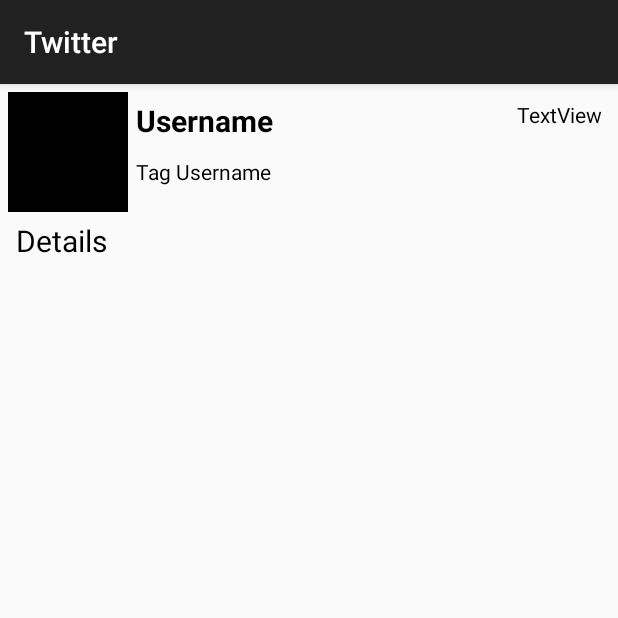
After one commit to jaynicka-arrieta/Twitter, an Android app: the DetailsActivity screen opened directly, with no data from a screen before it, on a phone screen of 412 x 824 dp, the top half of it. The commit adds this screen. Run offline under Robolectric (Android 15) with nearby library versions, the phone set to English and light mode, and no system bars; libraries missing offline, so code that uses them is left out: jp.wasabeef.glide, org.parceler; pictures from the network do not load; 6 statements that could not run were skipped.

Commit message:
added DetailActivity that shows name, @username, tweet, and profile image.

```diff
--- a/app/build.gradle
+++ b/app/build.gradle
@@ -50,5 +50,7 @@ dependencies {
     implementation 'com.facebook.stetho:stetho:1.5.0'
     implementation 'com.android.support:recyclerview-v7:27.1.0'
     implementation 'jp.wasabeef:glide-transformations:3.3.0'
+    implementation 'org.parceler:parceler-api:1.1.6'
+    annotationProcessor 'org.parceler:parceler:1.1.6'
 
 }
--- a/app/src/main/AndroidManifest.xml
+++ b/app/src/main/AndroidManifest.xml
@@ -34,7 +34,8 @@
             </intent-filter>
         </activity>
         <activity android:name=".TimelineActivity" />
-        <activity android:name=".ComposeActivity"></activity>
+        <activity android:name=".ComposeActivity" />
+        <activity android:name=".DetailsActivity"></activity>
     </application>
 
 </manifest>
--- /dev/null
+++ b/app/src/main/java/com/codepath/apps/restclienttemplate/DetailsActivity.java
@@ -0,0 +1,78 @@
+package com.codepath.apps.restclienttemplate;
+
+import android.annotation.TargetApi;
+import android.icu.text.SimpleDateFormat;
+import android.os.Build;
+import android.os.Bundle;
+import android.support.annotation.RequiresApi;
+import android.support.v7.app.AppCompatActivity;
+import android.text.format.DateUtils;
+import android.widget.ImageView;
+import android.widget.TextView;
+
+import com.codepath.apps.restclienttemplate.models.Tweet;
+
+import org.parceler.Parcels;
+
+import java.util.Locale;
+
+import jp.wasabeef.glide.transformations.RoundedCornersTransformation;
+
+public class DetailsActivity extends AppCompatActivity {
+
+    Tweet tweet;
+    ImageView ivProfilePic;
+    TextView tvUsername;
+    TextView tvTagUsername;
+    TextView tvDetails;
+    TextView tvTimeStamp;
+
+    //String time;
+
+
+    @TargetApi(Build.VERSION_CODES.N)
+    @RequiresApi(api = Build.VERSION_CODES.N)
+    @Override
+    protected void onCreate(Bundle savedInstanceState) {
+        super.onCreate(savedInstanceState);
+        setContentView(R.layout.activity_details);
+
+        ivProfilePic = (ImageView) findViewById(R.id.ivProfilePic);
+        tvUsername = (TextView) findViewById(R.id.tvUsername);
+        tvTagUsername = (TextView) findViewById(R.id.tvTagUsername);
+        tvDetails = (TextView) findViewById(R.id.tvDetails);
+        tvTimeStamp = (TextView) findViewById(R.id.tvTimeStamp);
+
+        tweet = (Tweet) Parcels.unwrap(getIntent().getParcelableExtra(Tweet.class.getSimpleName()));
+        //time = getRelativeTimeAgo(tweet.createdAt);
+        tvUsername.setText(tweet.user.name);
+        tvTagUsername.setText("@" + tweet.user.screenName);
+        tvDetails.setText(tweet.body);
+        tvTimeStamp.setText(getRelativeTimeAgo(tweet.createdAt));
+
+        GlideApp.with(getApplicationContext())
+                .load(tweet.user.profileImageUrl)
+                .transform(new RoundedCornersTransformation(15, 0))
+                .into(ivProfilePic);
+
+    }
+
+    @RequiresApi(api = Build.VERSION_CODES.N)
+    public String getRelativeTimeAgo(String rawJsonDate) {
+        String twitterFormat = "EEE MMM dd HH:mm:ss ZZZZZ yyyy";
+        SimpleDateFormat sf = new SimpleDateFormat(twitterFormat, Locale.ENGLISH);
+        sf.setLenient(true);
+
+        String relativeDate = "";
+        try {
+            long dateMillis = sf.parse(rawJsonDate).getTime();
+            relativeDate = DateUtils.getRelativeTimeSpanString(dateMillis,
+                    System.currentTimeMillis(), DateUtils.SECOND_IN_MILLIS).toString();
+        }
+        catch (java.text.ParseException e) {
+            e.printStackTrace();
+        }
+
+        return relativeDate;
+    }
+}
--- a/app/src/main/java/com/codepath/apps/restclienttemplate/TwitterClient.java
+++ b/app/src/main/java/com/codepath/apps/restclienttemplate/TwitterClient.java
@@ -49,8 +49,9 @@ public class TwitterClient extends OAuthBaseClient {
 		String apiUrl = getApiUrl("statuses/home_timeline.json");
 		// Can specify query string params directly or through RequestParams.
 		RequestParams params = new RequestParams();
-		params.put("count", 25);
+		params.put("count", 500);
 		params.put("since_id", 1);
+		params.put("tweet_mode", "extended");
 		client.get(apiUrl, params, handler);
 	}
 
--- a/app/src/main/java/com/codepath/apps/restclienttemplate/models/Tweet.java
+++ b/app/src/main/java/com/codepath/apps/restclienttemplate/models/Tweet.java
@@ -2,10 +2,13 @@ package com.codepath.apps.restclienttemplate.models;
 
 import org.json.JSONException;
 import org.json.JSONObject;
+import org.parceler.Parcel;
 
+@Parcel
 public class Tweet {
 
     public String body;
+    //public String fullBody;
     public  long uid; //database ID for the tweet
     public User user;
     public String createdAt;
@@ -15,7 +18,8 @@ public class Tweet {
         Tweet tweet = new Tweet();
 
         //extract all the values from JSON
-        tweet.body = jsonObject.getString("text");
+        //tweet.fullBody = jsonObject.getString();
+        tweet.body = jsonObject.getString("full_text");
         tweet.uid = jsonObject.getLong("id");
         tweet.createdAt = jsonObject.getString("created_at");
         tweet.user = User.fromJSON(jsonObject.getJSONObject("user"));
--- a/app/src/main/java/com/codepath/apps/restclienttemplate/models/User.java
+++ b/app/src/main/java/com/codepath/apps/restclienttemplate/models/User.java
@@ -2,7 +2,9 @@ package com.codepath.apps.restclienttemplate.models;
 
 import org.json.JSONException;
 import org.json.JSONObject;
+import org.parceler.Parcel;
 
+@Parcel
 public class User {
     //list attributes
     public String name;
--- /dev/null
+++ b/app/src/main/res/layout/activity_details.xml
@@ -0,0 +1,60 @@
+<?xml version="1.0" encoding="utf-8"?>
+<RelativeLayout xmlns:android="http://schemas.android.com/apk/res/android"
+    xmlns:app="http://schemas.android.com/apk/res-auto"
+    xmlns:tools="http://schemas.android.com/tools"
+    android:layout_width="match_parent"
+    android:layout_height="match_parent"
+    android:layout_margin="5dp"
+    tools:context=".DetailsActivity">
+
+    <ImageView
+        android:id="@+id/ivProfilePic"
+        android:layout_width="80dp"
+        android:layout_height="80dp"
+        android:layout_alignParentStart="true"
+        android:layout_alignParentTop="true"
+        app:srcCompat="@android:color/black"/>
+
+    <TextView
+        android:id="@+id/tvUsername"
+        android:layout_width="wrap_content"
+        android:layout_height="wrap_content"
+        android:layout_alignParentTop="true"
+        android:layout_toEndOf="@+id/ivProfilePic"
+        android:layout_margin="5dp"
+        android:text="Username"
+        android:textSize="20dp"
+        android:textStyle="bold"
+        android:textColor="@android:color/black"/>
+
+    <TextView
+        android:id="@+id/tvTagUsername"
+        android:layout_width="wrap_content"
+        android:layout_height="wrap_content"
+        android:layout_below="@+id/tvUsername"
+        android:layout_toEndOf="@+id/ivProfilePic"
+        android:layout_margin="5dp"
+        android:text="Tag Username"
+        android:textColor="@android:color/black"/>
+
+    <TextView
+        android:id="@+id/tvDetails"
+        android:layout_width="match_parent"
+        android:layout_height="wrap_content"
+        android:layout_alignParentStart="true"
+        android:layout_below="@+id/ivProfilePic"
+        android:layout_margin="5dp"
+        android:text="Details"
+        android:textSize="20dp"
+        android:textColor="@android:color/black"/>
+
+    <TextView
+        android:id="@+id/tvTimeStamp"
+        android:layout_width="wrap_content"
+        android:layout_height="wrap_content"
+        android:layout_alignParentEnd="true"
+        android:layout_alignParentTop="true"
+        android:layout_margin="5dp"
+        android:text="TextView"
+        android:textColor="@android:color/black"/>
+</RelativeLayout>
--- a/app/src/main/res/layout/activity_timeline.xml
+++ b/app/src/main/res/layout/activity_timeline.xml
@@ -1,5 +1,6 @@
 <?xml version="1.0" encoding="utf-8"?>
 <android.support.constraint.ConstraintLayout xmlns:android="http://schemas.android.com/apk/res/android"
+    android:background="@color/twitter_blue_30"
     xmlns:app="http://schemas.android.com/apk/res-auto"
     xmlns:tools="http://schemas.android.com/tools"
     android:layout_width="match_parent"
@@ -20,7 +21,8 @@
         app:layout_constraintBottom_toBottomOf="parent"
         app:layout_constraintEnd_toEndOf="parent"
         app:layout_constraintStart_toStartOf="parent"
-        app:layout_constraintTop_toTopOf="parent" />
+        app:layout_constraintTop_toTopOf="parent"
+        />
 
     </android.support.v4.widget.SwipeRefreshLayout>
 
```
Also changed, not shown: app/src/main/java/com/codepath/apps/restclienttemplate/ComposeActivity.java (+12 -4 lines), app/src/main/java/com/codepath/apps/restclienttemplate/TweetAdapter.java (+25 -3 lines), app/src/main/res/layout/item_tweet.xml (+8 -4 lines), app/src/main/res/values/styles.xml (+22 -0 lines).
